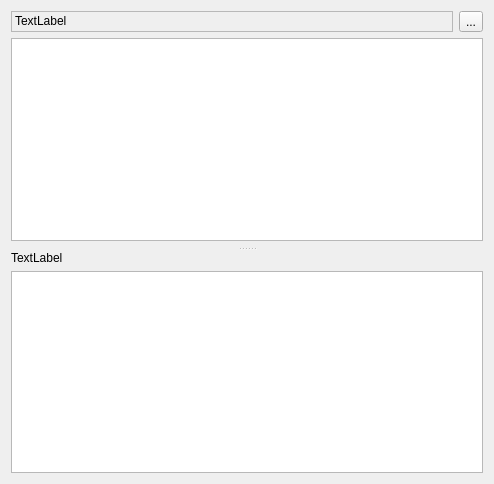
This is Viewer/src/OutputItemWidget.ui in ecmwf/ecflow as Qt 5 draws it before an edit. The edited form follows.
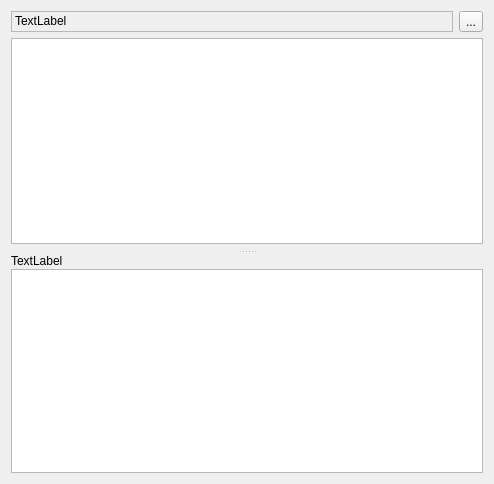
This is the edited form. Custom widgets are drawn as their Qt base class.

Commit message: Viewer: implement Output info panel ECFLOW-286

Patch:
```diff
--- a/Viewer/src/OutputItemWidget.ui
+++ b/Viewer/src/OutputItemWidget.ui
@@ -72,8 +72,14 @@
        </item>
       </layout>
      </widget>
-     <widget class="QWidget" name="layoutWidget">
+     <widget class="QWidget" name="dirWidget_" native="true">
       <layout class="QVBoxLayout" name="verticalLayout_2">
+       <property name="spacing">
+        <number>1</number>
+       </property>
+       <property name="margin">
+        <number>0</number>
+       </property>
        <item>
         <widget class="QLabel" name="dirLabel_">
          <property name="text">
@@ -107,6 +113,11 @@
    <extends>QLabel</extends>
    <header location="global">FileInfoLabel.hpp</header>
   </customwidget>
+  <customwidget>
+   <class>DirInfoLabel</class>
+   <extends>QLabel</extends>
+   <header location="global">FileInfoLabel.hpp</header>
+  </customwidget>
  </customwidgets>
  <resources/>
  <connections/>
```
Left out of the diff: 2 changed lines with no effect on the pictures. The commit also changes 14 other files.
